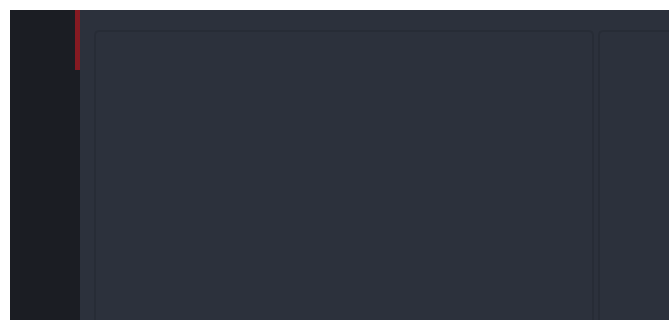
Old version of the form Utilities/HSDPython_SDK/st_dtdl_gui/st_dtdl_gui/UI/Ui_MainWindow.ui in the repository STMicroelectronics/fp-sns-datalog2; both pictures show x 0 to 669 and y 0 to 320 of the 1207 by 692 pixel window.
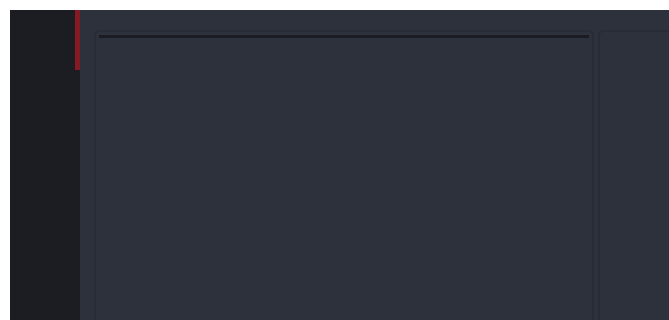
New version of the form. The open tabs and pages were chosen to show the change. Icons and pictures are not drawn.

```diff
--- a/Utilities/HSDPython_SDK/st_dtdl_gui/st_dtdl_gui/UI/Ui_MainWindow.ui
+++ b/Utilities/HSDPython_SDK/st_dtdl_gui/st_dtdl_gui/UI/Ui_MainWindow.ui
@@ -1051,13 +1051,28 @@
                              <number>3</number>
                             </property>
                             <item>
-                             <widget class="QFrame" name="widget_device_config">
-                              <property name="frameShape">
-                               <enum>QFrame::StyledPanel</enum>
-                              </property>
-                              <property name="frameShadow">
-                               <enum>QFrame::Raised</enum>
-                              </property>
+                             <widget class="QWidget" name="widget_special_components" native="true">
+                              <layout class="QVBoxLayout" name="verticalLayout_13">
+                               <property name="spacing">
+                                <number>0</number>
+                               </property>
+                               <property name="leftMargin">
+                                <number>0</number>
+                               </property>
+                               <property name="topMargin">
+                                <number>0</number>
+                               </property>
+                               <property name="rightMargin">
+                                <number>0</number>
+                               </property>
+                               <property name="bottomMargin">
+                                <number>0</number>
+                               </property>
+                              </layout>
+                             </widget>
+                            </item>
+                            <item>
+                             <widget class="QWidget" name="widget_device_config" native="true">
                               <layout class="QVBoxLayout" name="verticalLayout_11">
                                <property name="spacing">
                                 <number>0</number>
@@ -1074,6 +1089,22 @@
                                <property name="bottomMargin">
                                 <number>0</number>
                                </property>
+                               <item>
+                                <widget class="Line" name="line">
+                                 <property name="styleSheet">
+                                  <string notr="true">color: rgb(27, 29, 35);</string>
+                                 </property>
+                                 <property name="frameShadow">
+                                  <enum>QFrame::Plain</enum>
+                                 </property>
+                                 <property name="lineWidth">
+                                  <number>3</number>
+                                 </property>
+                                 <property name="orientation">
+                                  <enum>Qt::Horizontal</enum>
+                                 </property>
+                                </widget>
+                               </item>
                               </layout>
                              </widget>
                             </item>
```
Left out of the diff: 4 changed lines with no effect on the pictures.
